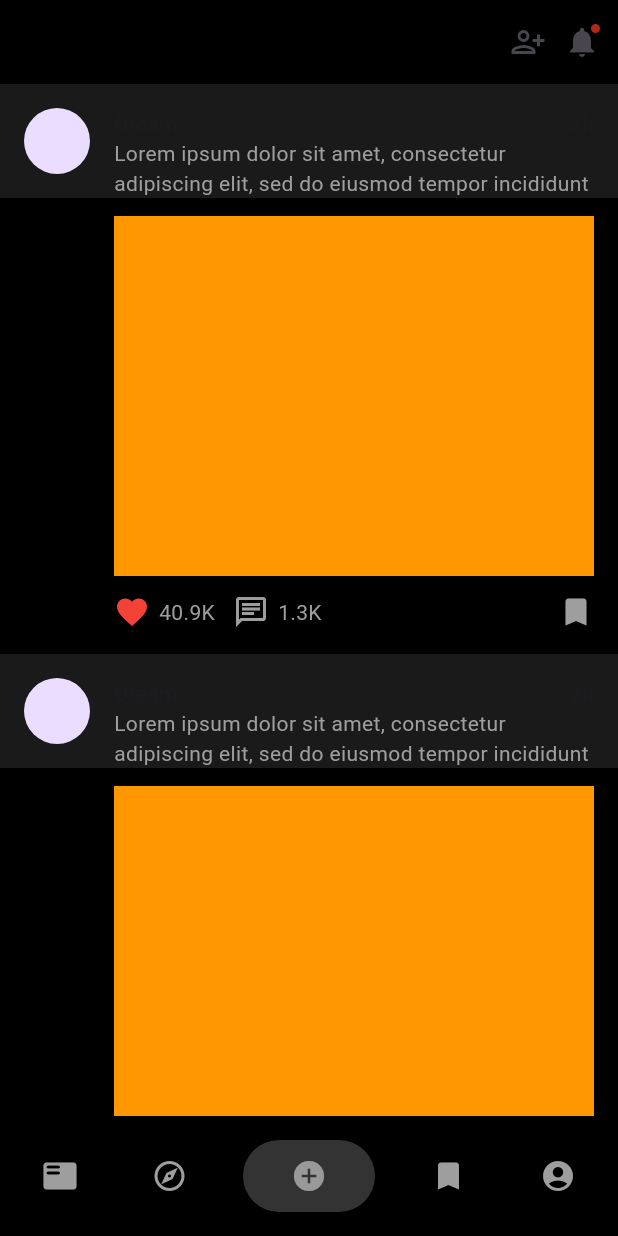
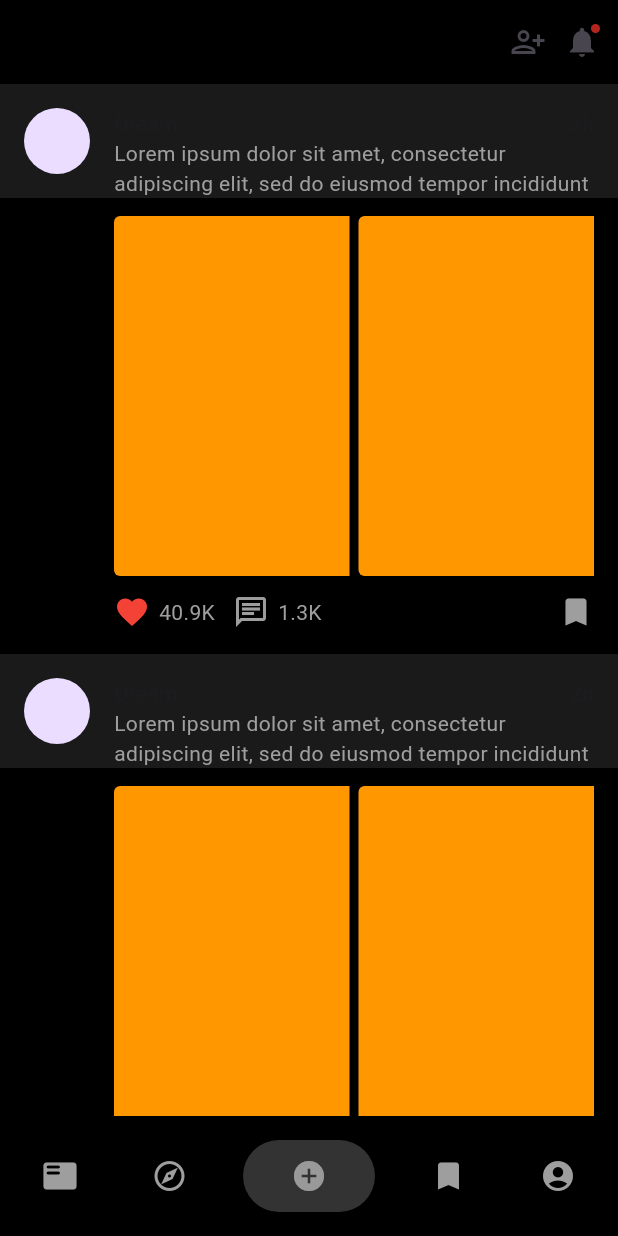
Before and after one commit to JAICHANGPARK/flutter_notebook_chapter_39, a Flutter app: the SocialMediaHomePage screen opened directly, on a phone screen of 412 x 824 dp. Run offline on Flutter 3.47's test engine with Material 3 defaults, Android fonts, the phone set to English and light mode, and no system bars; our stand-ins replace gap.

Commit message:
Update social_media_home_page.dart

```diff
--- a/lib/ep1955_social_media_app/views/social_media_home_page.dart
+++ b/lib/ep1955_social_media_app/views/social_media_home_page.dart
@@ -76,7 +76,6 @@ class _SocialMediaHomePageState extends State<SocialMediaHomePage> {
                       Container(
                         margin: EdgeInsets.symmetric(vertical: 12),
                         height: 240,
-                        color: Colors.orange,
                         child: Row(
                           children: [
                             Expanded(
@@ -86,11 +85,21 @@ class _SocialMediaHomePageState extends State<SocialMediaHomePage> {
                                     topLeft: Radius.circular(4),
                                     bottomLeft: Radius.circular(4),
                                   ),
+                                  color: Colors.orange,
                                 ),
                               ),
                             ),
+                            Gap(6),
                             Expanded(
-                              child: Container(),
+                              child: Container(
+                                decoration: BoxDecoration(
+                                  borderRadius: BorderRadius.only(
+                                    topLeft: Radius.circular(4),
+                                    bottomLeft: Radius.circular(4),
+                                  ),
+                                  color: Colors.orange,
+                                ),
+                              ),
                             ),
                           ],
                         ),
```
